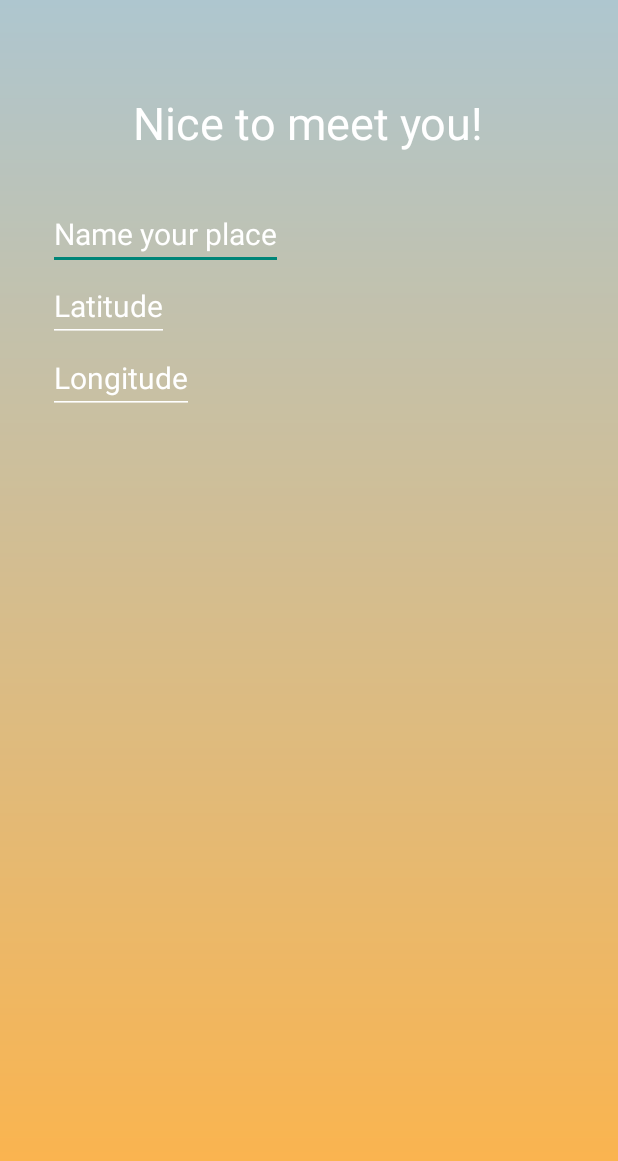
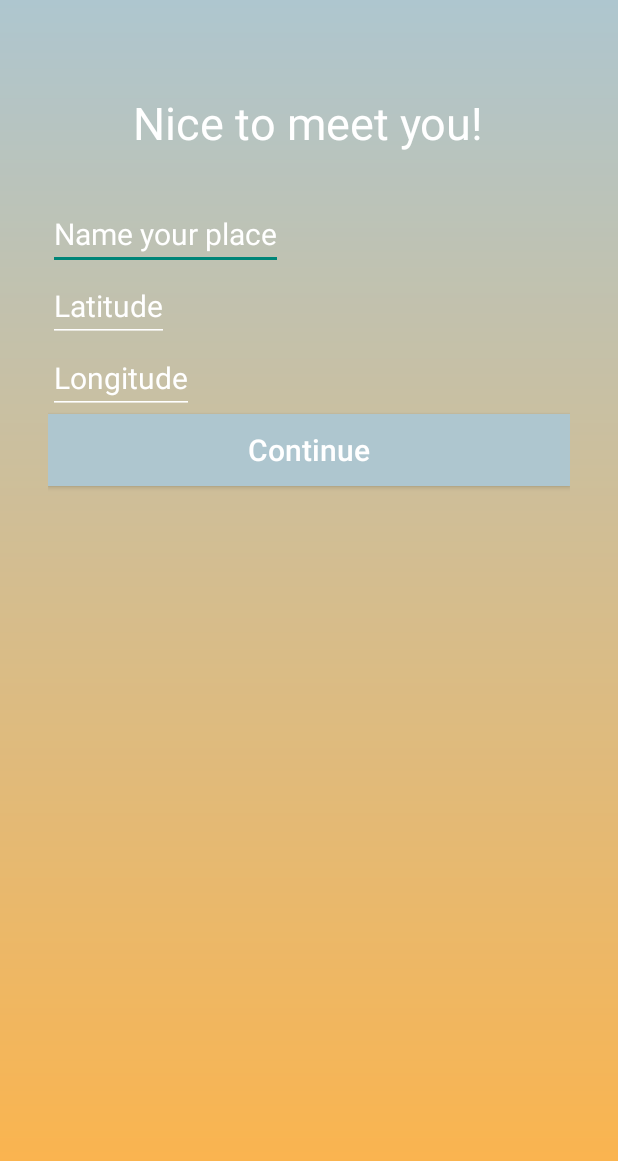
Before and after one commit to YasminL/YasminsWeatherApp, an Android app: the StartActivity screen opened directly, with no data from a screen before it, on a phone screen of 412 x 824 dp. Shown: the top 1161 px of the screen. Run offline under Robolectric (Android 15) with nearby library versions, the phone set to English and light mode, and no system bars.

Commit message:
added a button to startLayout

```diff
--- a/app/src/main/res/layout/activity_start.xml
+++ b/app/src/main/res/layout/activity_start.xml
@@ -6,6 +6,7 @@
               android:background="@drawable/background_gradient"
               android:layout_width="match_parent"
               android:paddingLeft="@dimen/padding_32dp"
+              android:paddingRight="@dimen/padding_32dp"
               android:layout_height="match_parent">
 
     <EditText
@@ -54,4 +55,16 @@
         android:textColorHint="@android:color/white"
         android:layout_below="@+id/writeLatitude"
         />
+
+    <Button
+        android:layout_width="match_parent"
+        android:layout_height="wrap_content"
+        android:text="Continue"
+        android:id="@+id/continueToMainPage"
+        android:background="#aec6cf"
+        android:textColor="#ffffffff"
+        android:textAllCaps="false"
+        android:textSize="@dimen/textSixe_20sp"
+        android:layout_below="@+id/writeLongitude"
+        />
 </RelativeLayout>
```
